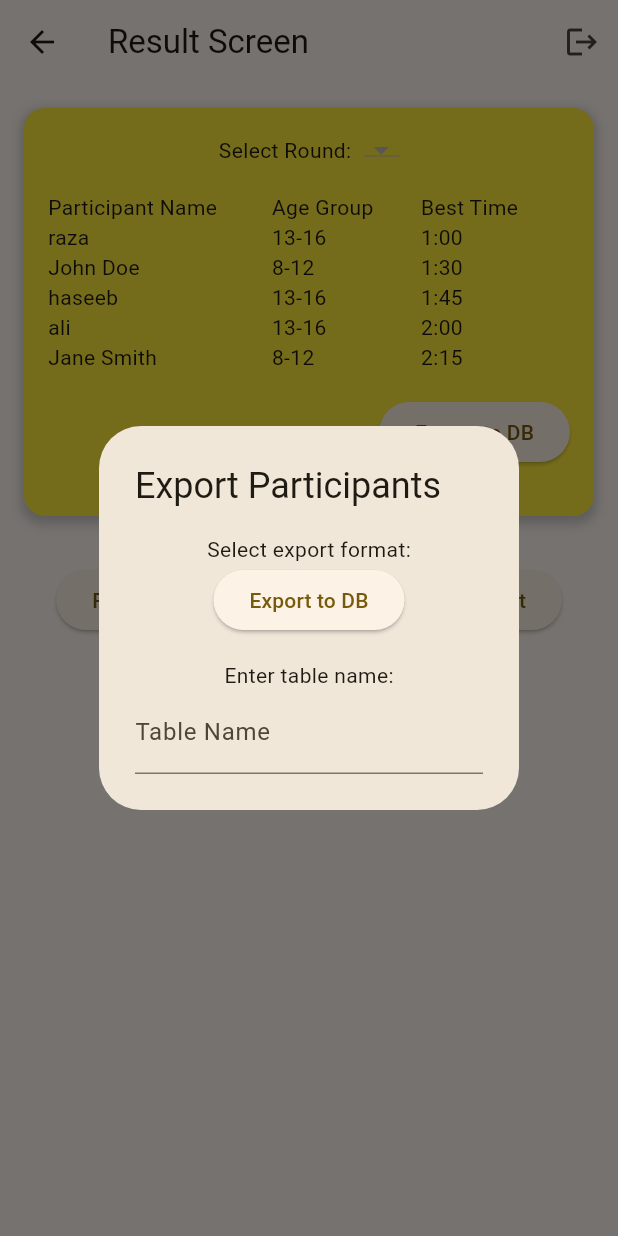
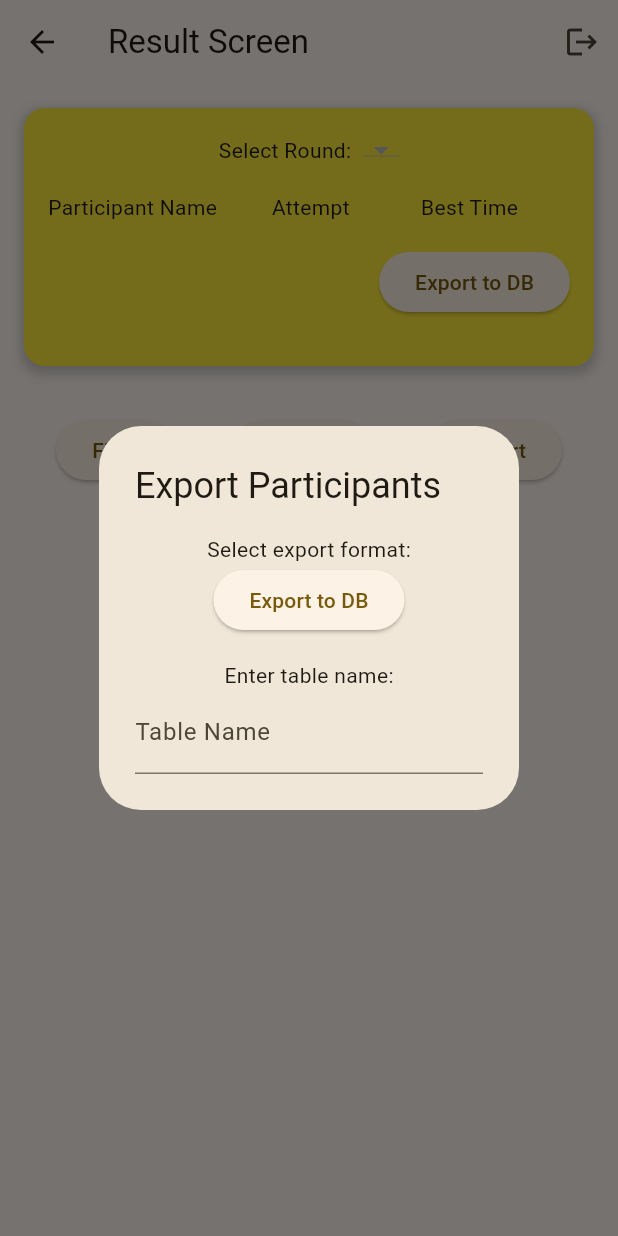
Before and after one commit to HaseebMalik22/Rubiks-Cube-App, a Flutter app: the ResultScreen screen opened directly, after a tap on "Export to DB", on a phone screen of 412 x 824 dp. Run offline on Flutter 3.47's test engine with Material 2 defaults, Android fonts, the phone set to English and light mode, and no system bars; our stand-ins replace fluttertoast, sqflite; missing offline and left inert: qr_code_scanner; accounts and stored records are empty.

Commit message:
eight commit

```diff
--- a/lib/resultscreen.dart
+++ b/lib/resultscreen.dart
@@ -2,6 +2,7 @@ import 'package:flutter/material.dart';
 import 'package:rubikscube/Homepage.dart';
 import 'package:rubikscube/database_helper.dart';
 import 'package:rubikscube/database_roundhelper.dart';
+import 'package:rubikscube/timerecord_helper.dart';
 
 class ResultScreen extends StatefulWidget {
   @override
@@ -9,14 +10,9 @@ class ResultScreen extends StatefulWidget {
 }
 
 class _ResultScreenState extends State<ResultScreen> {
-  List<Map<String, dynamic>> participants = [
-    {'name': 'John Doe', 'ageGroup': '8-12', 'bestTime': '1:30'},
-    {'name': 'Jane Smith', 'ageGroup': '8-12', 'bestTime': '2:15'},
-    {'name': 'haseeb', 'ageGroup': '13-16', 'bestTime': '1:45'},
-    {'name': 'ali', 'ageGroup': '13-16', 'bestTime': '2:00'},
-    {'name': 'raza', 'ageGroup': '13-16', 'bestTime': '1:00'},
-    // Add more participants...
-  ];
+  List<Map<String, dynamic>> participants = [];
+
+
 
   bool filterAscending = true;
   int selectedTop = 10;
@@ -27,12 +23,40 @@ class _ResultScreenState extends State<ResultScreen> {
 
   List<Map<String, dynamic>> rounds = [];
 
+  TimeRecordHelper timeRecordHelper = TimeRecordHelper();
+
   @override
   void initState() {
     super.initState();
     applyFilter();
+    fetchParticipants();
     fetchRounds();
   }
+
+  void fetchParticipants() async {
+    List<TimeRecord> timeRecords = await timeRecordHelper.getAllTimeRecords();
+    List<Map<String, dynamic>> fetchedParticipants = timeRecords.map((record) {
+      return {
+        'name': record.participantName ?? '',
+        'bestTime': record.time ?? '',
+        'attempt': record.attempt?.toString() ?? '',
+      };
+    }).toList();
+
+    setState(() {
+      participants = fetchedParticipants;
+    });
+
+    // Retrieve the participant with the lowest time
+    String lowestTime = await DatabaseHelper.instance.getLowestTime();
+    String participantName = await DatabaseHelper.instance.getParticipantName(lowestTime);
+
+    setState(() {
+      bestTime = lowestTime;
+      bestParticipantName = participantName;
+    });
+  }
+
 
   void fetchRounds() async {
     List<Map<String, dynamic>> fetchedRounds =
@@ -128,15 +152,15 @@ class _ResultScreenState extends State<ResultScreen> {
                       TableRow(
                         children: [
                           TableCell(child: Text('Participant Name')),
-                          TableCell(child: Text('Age Group')),
+                          TableCell(child: Text('Attempt')),
                           TableCell(child: Text('Best Time')),
                         ],
                       ),
                       for (var participant in filteredParticipants)
                         TableRow(
                           children: [
-                            TableCell(child: Text(participant['name'])),
-                            TableCell(child: Text(participant['ageGroup'])),
+                            TableCell(child: Text(participant['name'] ?? '')),
+                            TableCell(child: Text(participant['attempt'] ?? '')),
                             TableCell(child: Text(participant['bestTime'] ?? '-')),
                           ],
                         ),
```
Also changed, not shown: lib/timerecord_helper.dart (+26 -0 lines), lib/editroundresults.dart (line endings or trailing spaces).
